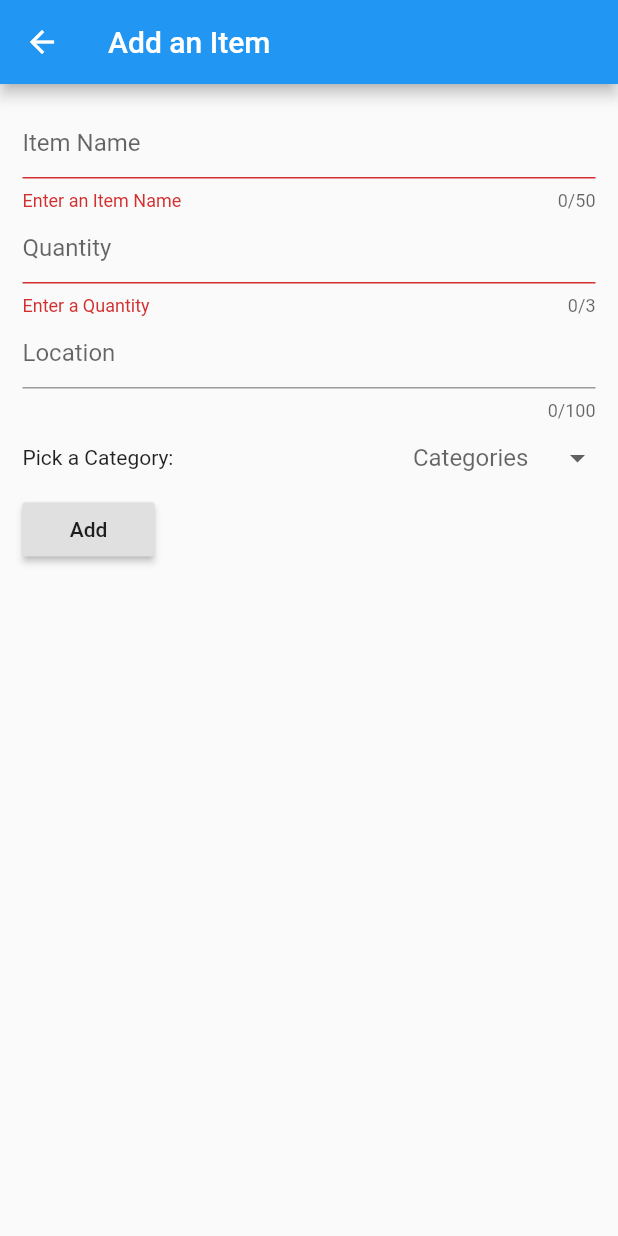
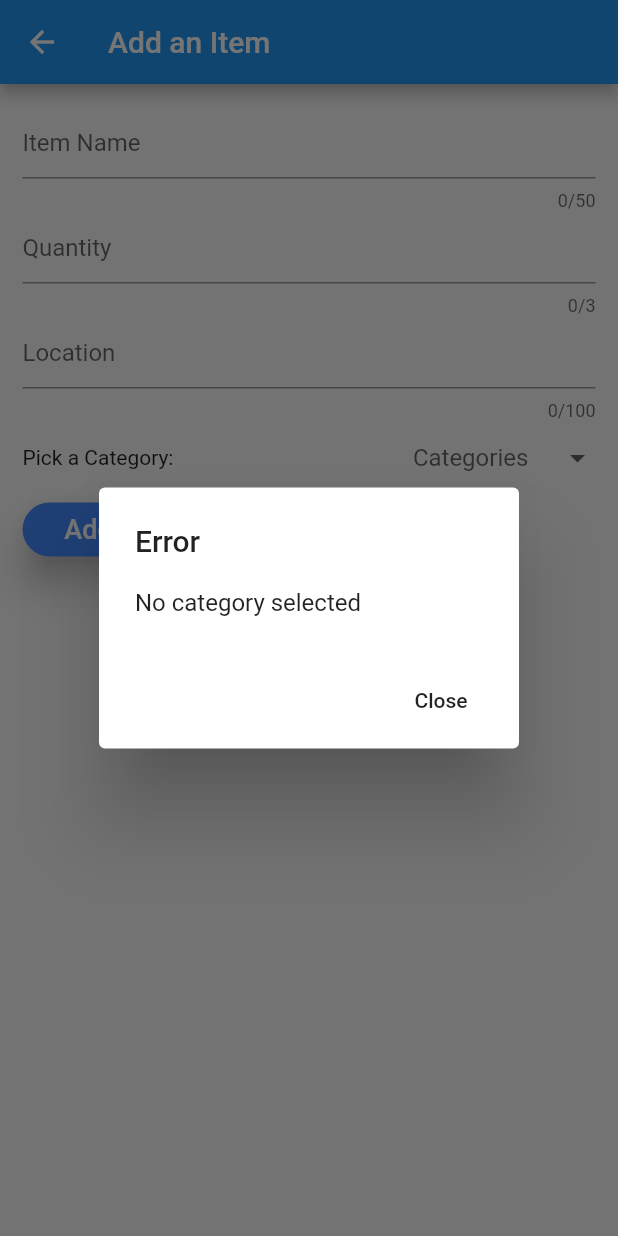
Before and after one commit to terjnh/itemdonatestore, a Flutter app: the AddItem screen opened by its route, after a tap on "Add", on a phone screen of 412 x 824 dp. Run offline on Flutter 3.47's test engine with Material 2 defaults, Android fonts, the phone set to English and light mode, and no system bars; our stand-ins replace firebase_auth, firebase_core, firebase_database, firebase_storage, google_sign_in; accounts and stored records are empty; statements that could not run were skipped.

Commit message:
Merge branch 'master' of https://github.com/terjnh/itemdonatestore
# Please enter a commit message to explain why this merge is necessary,
# especially if it merges an updated upstream into a topic branch.
#
# Lines starting with '#' will be ignored, and an empty message aborts
# the commit.

```diff
--- a/lib/screens/additem.dart
+++ b/lib/screens/additem.dart
@@ -57,6 +57,21 @@ class _AddItemState extends State<AddItem> {
     }
   }
 
+  // Category == null   error pop-up dialog
+  void _categoryEmpty() {
+    showDialog(
+        context: context,
+        builder: (BuildContext context) {
+          return AlertDialog(
+            title: new Text('Error'),
+            content: new Text('No category selected'),
+            actions: <Widget>[
+              new FlatButton(onPressed: (){ Navigator.of(context).pop();}, child: new Text('Close'),)
+            ],
+          );
+        }
+    );
+  }
 
   @override
   Widget build(BuildContext context) {
@@ -145,8 +160,11 @@ class _AddItemState extends State<AddItem> {
         new Row(
           children: <Widget>[
             new RaisedButton(
-              onPressed: _sendToServer,
-              child: new Text('Add'),
+              shape: RoundedRectangleBorder( borderRadius: BorderRadius.circular(20.0),),
+              elevation: 10.0,
+              onPressed: category == null ? _categoryEmpty : _sendToServer,   // if category entry != null, _sendToServer
+              child: new Text('Add', style: new TextStyle(fontSize: 18.0, color: Colors.white)),
+              color: Colors.blueAccent,
             )
           ],
         ),
--- a/updates.txt
+++ b/updates.txt
@@ -5,6 +5,10 @@ TODO: Beautify UI
  - Starting with home page (4 May 2020)
 */
 
+Update (6 May 2020):
+- Disabled 'Add Item / View Items' buttons (3 buttons) when not logged in
+- Created AlertDialog if no category selected in 'additem' screen
+
 Update (4 May 2020):
 - Changed RaisedButton UI Style for Home Screen
 
```
Also changed, not shown: lib/screens/home.dart (+7 -20 lines).
